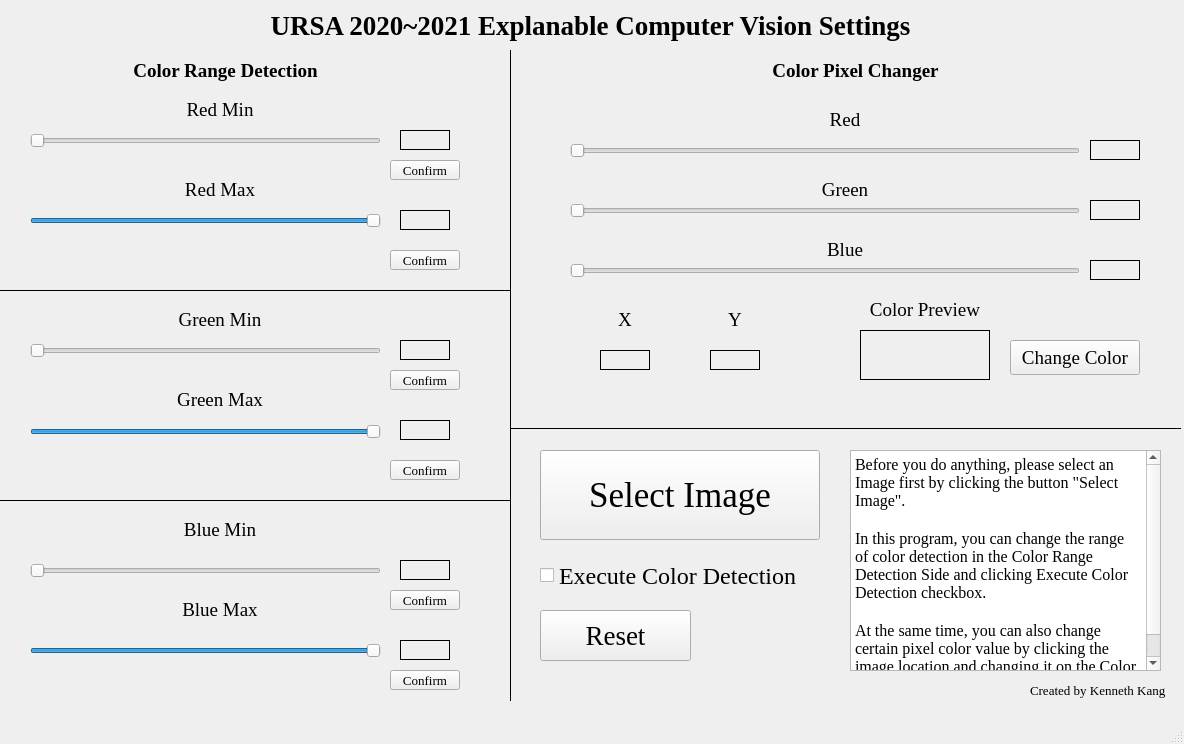
First picture: the form in Playing around with PyQt5/Day 7/Settings.ui, repository OSUrobotics/EDUPixel_Applications, before the edit.
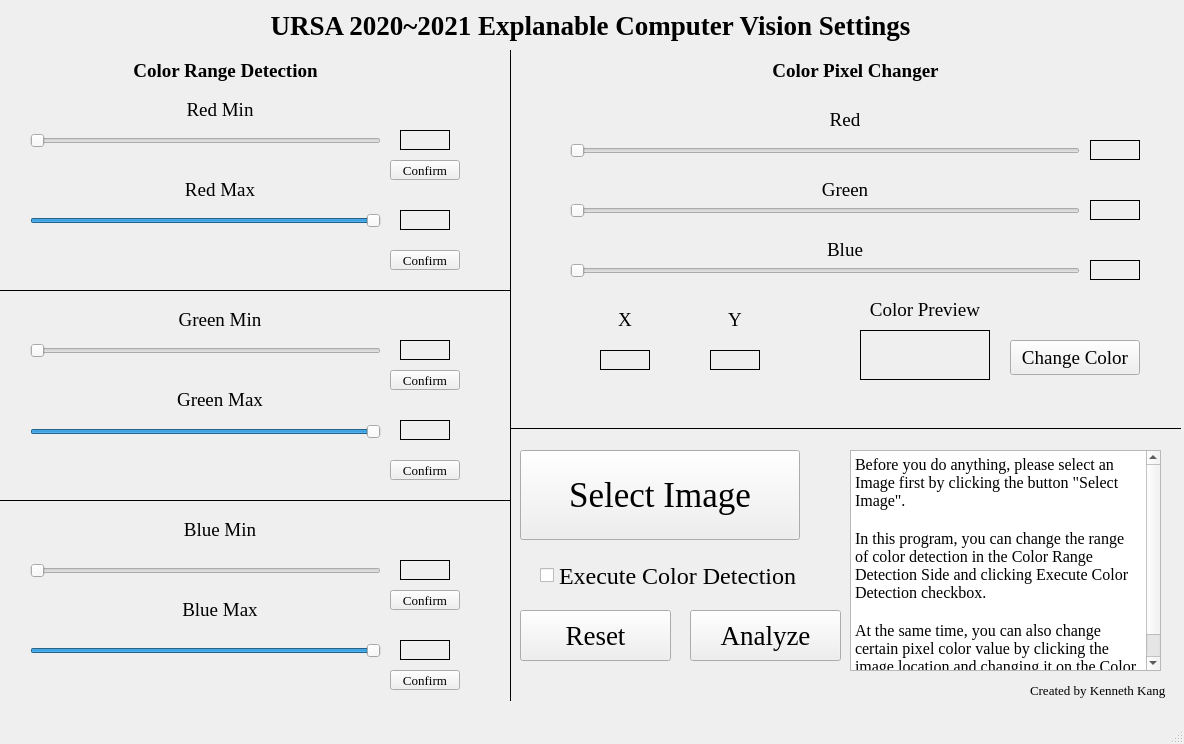
Second picture: the form after the edit.

```diff
--- a/Playing around with PyQt5/Day 7/Settings.ui
+++ b/Playing around with PyQt5/Day 7/Settings.ui
@@ -951,7 +951,7 @@
    <widget class="QPushButton" name="imgBtn">
     <property name="geometry">
      <rect>
-      <x>540</x>
+      <x>520</x>
       <y>450</y>
       <width>280</width>
       <height>90</height>
@@ -989,7 +989,7 @@
    <widget class="QPushButton" name="resetBtn">
     <property name="geometry">
      <rect>
-      <x>540</x>
+      <x>520</x>
       <y>610</y>
       <width>151</width>
       <height>51</height>
@@ -1145,6 +1145,25 @@
      <string>Created by Kenneth Kang</string>
     </property>
    </widget>
+   <widget class="QPushButton" name="analyzeBtn">
+    <property name="geometry">
+     <rect>
+      <x>690</x>
+      <y>610</y>
+      <width>151</width>
+      <height>51</height>
+     </rect>
+    </property>
+    <property name="font">
+     <font>
+      <family>Times New Roman</family>
+      <pointsize>20</pointsize>
+     </font>
+    </property>
+    <property name="text">
+     <string>Analyze</string>
+    </property>
+   </widget>
   </widget>
   <widget class="QMenuBar" name="menubar">
    <property name="geometry">
```
